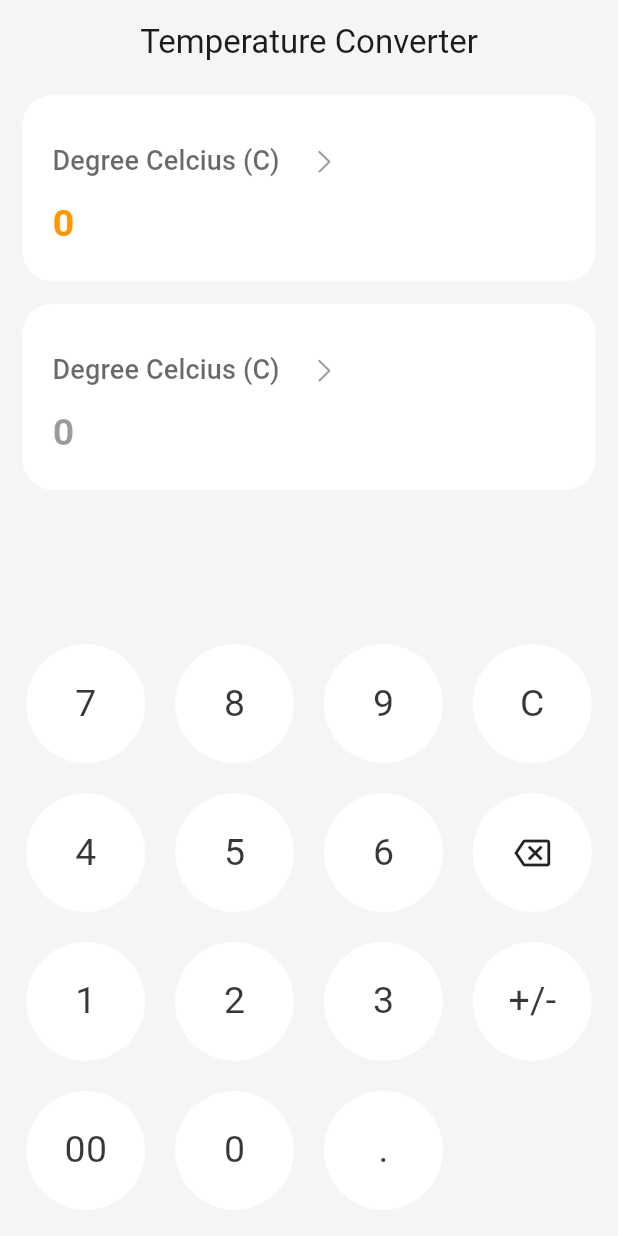
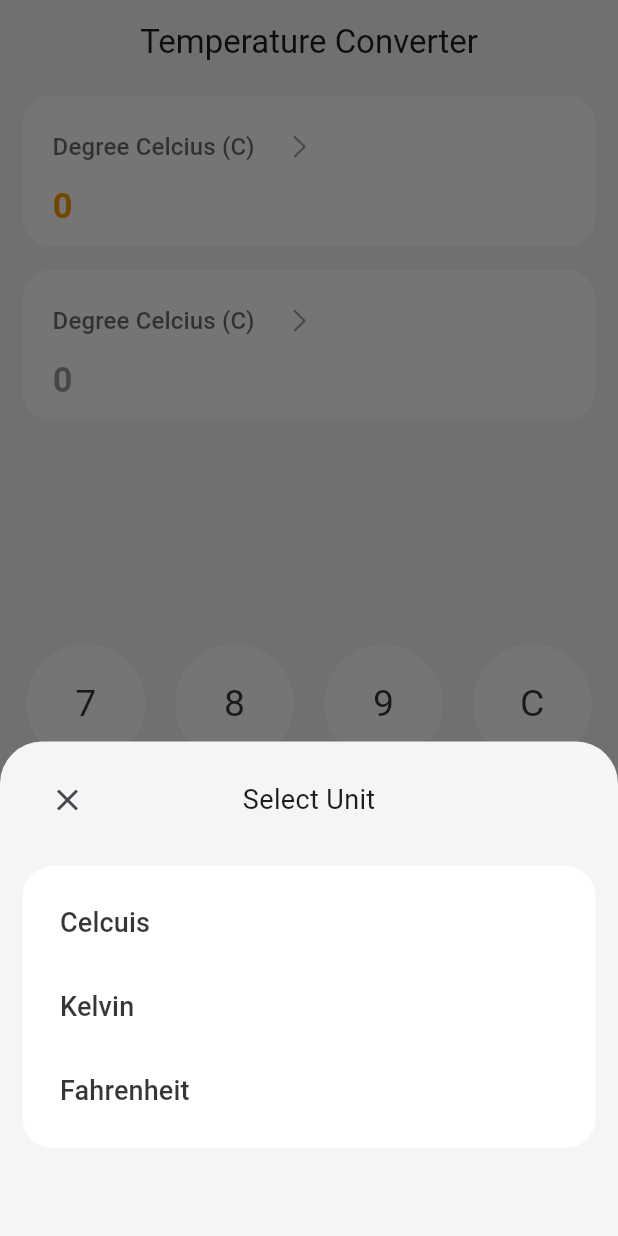
Before and after one commit to cyrDhanush/temperatureconverter, a Flutter app: the screen it shows after launch, after a tap on "Degree Celcius (C)", on a phone screen of 412 x 824 dp. Run offline on Flutter 3.47's test engine with Material 2 defaults, Android fonts, the phone set to English and light mode, and no system bars.

Commit message:
ui finished

```diff
--- a/lib/processor/helper.dart
+++ b/lib/processor/helper.dart
@@ -1,3 +1,6 @@
+import 'package:flutter/material.dart';
+import 'package:temperatureconverter/colors.dart';
+
 class Helpers {
   static keyStroke({
     required String currenttext,
@@ -32,4 +35,89 @@ class Helpers {
   }
 }
 
-getUnit() async {}
+getUnit({required BuildContext context}) async {
+  String unit = '';
+  setunit(u) {
+    unit = u;
+    Navigator.pop(context);
+  }
+
+  await showModalBottomSheet(
+    context: context,
+    backgroundColor: bgwhite,
+    constraints:
+        BoxConstraints(maxHeight: MediaQuery.of(context).size.height * 0.4),
+    builder: (context) {
+      return Container(
+        padding: EdgeInsets.symmetric(vertical: 15, horizontal: 15),
+        child: Column(
+          children: [
+            Row(
+              children: [
+                SizedBox(
+                  width: 60,
+                  child: IconButton(
+                    onPressed: () {
+                      Navigator.pop(context);
+                    },
+                    icon: Icon(Icons.clear),
+                  ),
+                ),
+                Spacer(),
+                Text(
+                  'Select Unit',
+                  style: TextStyle(
+                    fontSize: 18,
+                  ),
+                ),
+                Spacer(),
+                SizedBox(
+                  width: 60,
+                ),
+              ],
+            ),
+            SizedBox(
+              height: 20,
+            ),
+            Container(
+              padding: EdgeInsets.symmetric(vertical: 10, horizontal: 10),
+              decoration: BoxDecoration(
+                color: fgwhite,
+                borderRadius: BorderRadius.circular(20),
+              ),
+              child: Column(
+                children: [
+                  tempUnitButton(setunit: setunit, text: 'Celcuis'),
+                  tempUnitButton(setunit: setunit, text: 'Kelvin'),
+                  tempUnitButton(setunit: setunit, text: 'Fahrenheit'),
+                ],
+              ),
+            ),
+          ],
+        ),
+      );
+    },
+  );
+  return unit;
+}
+
+Widget tempUnitButton({required Function setunit, required String text}) {
+  return TextButton(
+    onPressed: () {
+      setunit(text);
+    },
+    style: TextButton.styleFrom(
+        padding: EdgeInsets.symmetric(vertical: 15, horizontal: 15)),
+    child: Row(
+      children: [
+        Text(
+          text,
+          style: TextStyle(
+            fontSize: 18,
+            color: Colors.black.withAlpha(200),
+          ),
+        ),
+      ],
+    ),
+  );
+}
--- a/lib/widgets/tempbox.dart
+++ b/lib/widgets/tempbox.dart
@@ -1,6 +1,7 @@
 import 'package:flutter/cupertino.dart';
 import 'package:flutter/material.dart';
 import 'package:temperatureconverter/colors.dart';
+import 'package:temperatureconverter/processor/helper.dart';
 
 class TempBox extends StatefulWidget {
   final String text;
@@ -24,7 +25,7 @@ class _TempBoxState extends State<TempBox> {
         }
       },
       child: Container(
-        padding: EdgeInsets.symmetric(vertical: 20, horizontal: 20),
+        padding: EdgeInsets.symmetric(vertical: 10, horizontal: 20),
         margin: EdgeInsets.symmetric(vertical: 7.5, horizontal: 15),
         decoration: BoxDecoration(
           color: fgwhite,
@@ -34,7 +35,9 @@ class _TempBoxState extends State<TempBox> {
           crossAxisAlignment: CrossAxisAlignment.start,
           children: [
             TextButton(
-              onPressed: () {},
+              onPressed: () {
+                getUnit(context: context);
+              },
               style: TextButton.styleFrom(
                 padding: EdgeInsets.zero,
                 foregroundColor: Colors.black,
@@ -45,7 +48,7 @@ class _TempBoxState extends State<TempBox> {
                   Text(
                     'Degree Celcius (C)',
                     style: TextStyle(
-                      fontSize: 18,
+                      fontSize: 16,
                       color: Colors.black.withAlpha(150),
                     ),
                   ),
@@ -60,9 +63,6 @@ class _TempBoxState extends State<TempBox> {
                 ],
               ),
             ),
-            SizedBox(
-              height: 0,
-            ),
             Row(
               mainAxisAlignment: MainAxisAlignment.start,
               children: [
@@ -70,7 +70,7 @@ class _TempBoxState extends State<TempBox> {
                   // '1234',
                   widget.text,
                   style: TextStyle(
-                    fontSize: 25,
+                    fontSize: 23,
                     fontWeight: FontWeight.bold,
                     color: (widget.currentbox == widget.boxno)
                         ? (Colors.orange)
```
Also changed, not shown: 1 other file.
